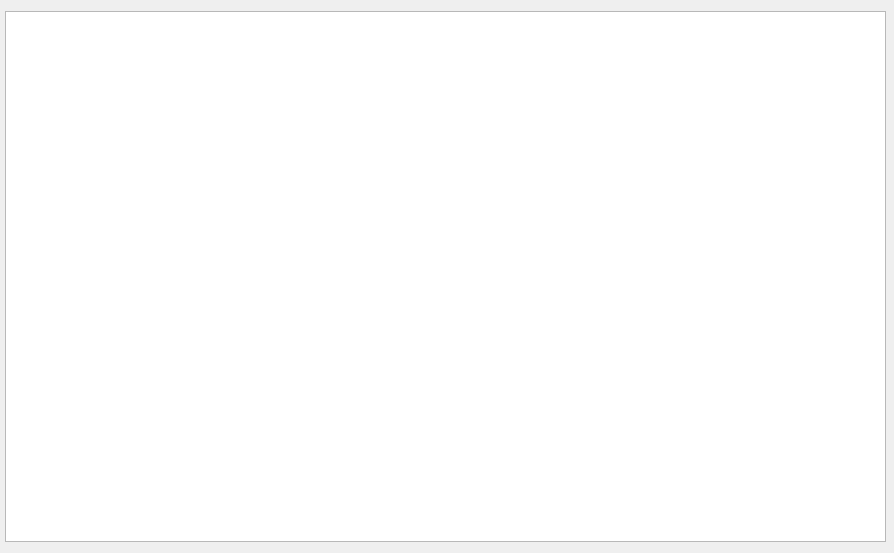
Qt form anzeigen.ui (SudipMaharjan/Navigation-System) before a commit.
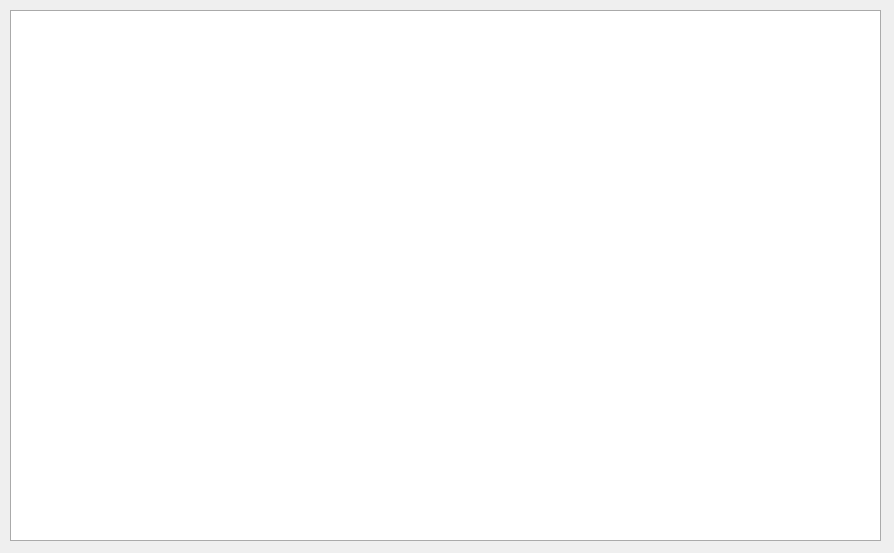
The same form after that commit.

Diff of the .ui file:
```diff
--- a/anzeigen.ui
+++ b/anzeigen.ui
@@ -13,15 +13,30 @@
   <property name="windowTitle">
    <string>Form</string>
   </property>
-  <widget class="QListWidget" name="listWidget">
+  <widget class="QTableView" name="tableView">
    <property name="geometry">
     <rect>
-     <x>5</x>
-     <y>11</y>
-     <width>881</width>
+     <x>10</x>
+     <y>10</y>
+     <width>871</width>
      <height>531</height>
     </rect>
    </property>
+   <property name="styleSheet">
+    <string notr="true">QTableView {
+    border: 1px solid #aaa; 
+    gridline-color: #ddd; 
+    selection-background-color: #3498db; 
+	background-color: rgb(255, 255, 255);
+	color: rgb(0, 0, 0);
+}
+
+QHeaderView::section {
+    background-color: #f5f5f5; 
+    border: 0.5px solid #ddd;
+    padding: 4px; 
+}</string>
+   </property>
   </widget>
  </widget>
  <resources/>
```
